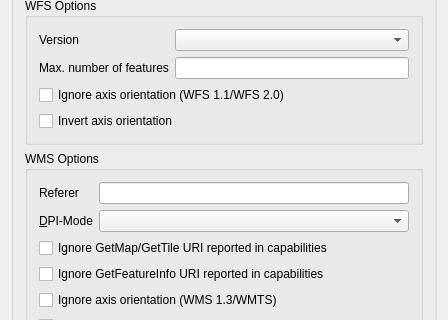
First picture: the form in src/ui/qgsnewhttpconnectionbase.ui, repository qgis/QGIS, before the edit; both pictures show x 0 to 448 and y 141 to 461 of the 448 by 828 pixel window.
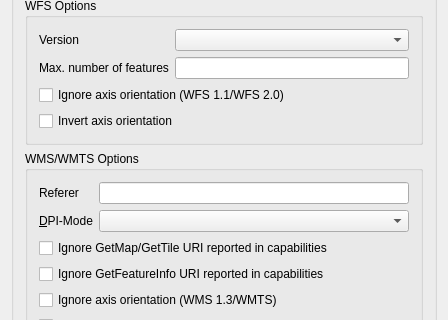
Second picture: the form after the edit. Custom widgets are drawn as their Qt base class.

Commit message: WMS provider: use 'WMS/WMTS' instead of 'WMS' in various UI labels (fixes #18883)

```diff
--- a/src/ui/qgsnewhttpconnectionbase.ui
+++ b/src/ui/qgsnewhttpconnectionbase.ui
@@ -118,7 +118,7 @@
       <item row="3" column="0" colspan="2">
        <widget class="QGroupBox" name="mWmsOptionsGroupBox">
         <property name="title">
-         <string>WMS Options</string>
+         <string>WMS/WMTS Options</string>
         </property>
         <layout class="QGridLayout" name="gridLayout_2">
          <item row="5" column="0" colspan="2">
```
The commit also changes 3 other files.
